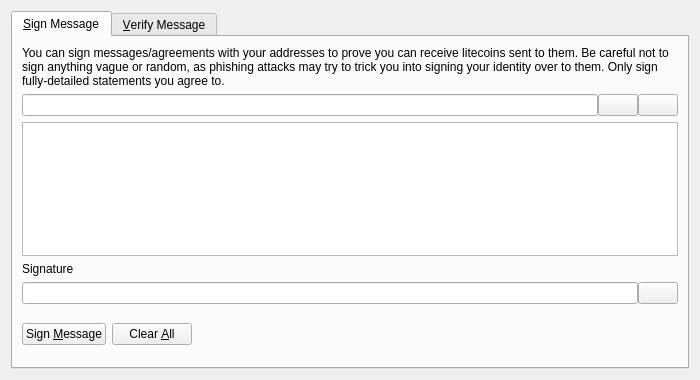
The window that src/qt/forms/signverifymessagedialog.ui (oyesiji/newtum) describes before a commit, drawn with Qt 5.
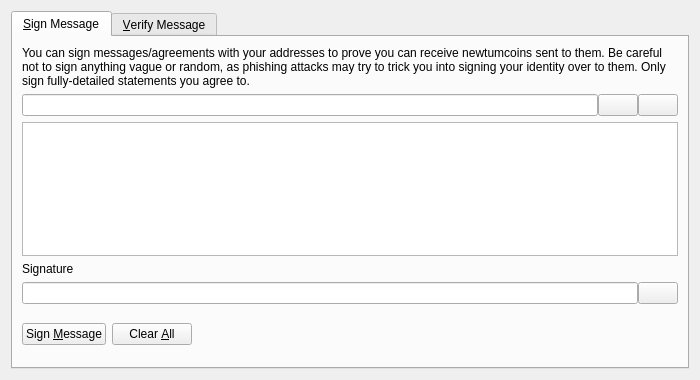
The same window after the commit. Icons and pictures are not drawn. Custom widgets are drawn as their Qt base class.

Diff of the .ui file:
```diff
--- a/src/qt/forms/signverifymessagedialog.ui
+++ b/src/qt/forms/signverifymessagedialog.ui
@@ -30,7 +30,7 @@
        <item>
         <widget class="QLabel" name="infoLabel_SM">
          <property name="text">
-          <string>You can sign messages/agreements with your addresses to prove you can receive litecoins sent to them. Be careful not to sign anything vague or random, as phishing attacks may try to trick you into signing your identity over to them. Only sign fully-detailed statements you agree to.</string>
+          <string>You can sign messages/agreements with your addresses to prove you can receive newtumcoins sent to them. Be careful not to sign anything vague or random, as phishing attacks may try to trick you into signing your identity over to them. Only sign fully-detailed statements you agree to.</string>
          </property>
          <property name="textFormat">
           <enum>Qt::PlainText</enum>
```
Left out of the diff: 8 changed lines with no effect on the pictures.
